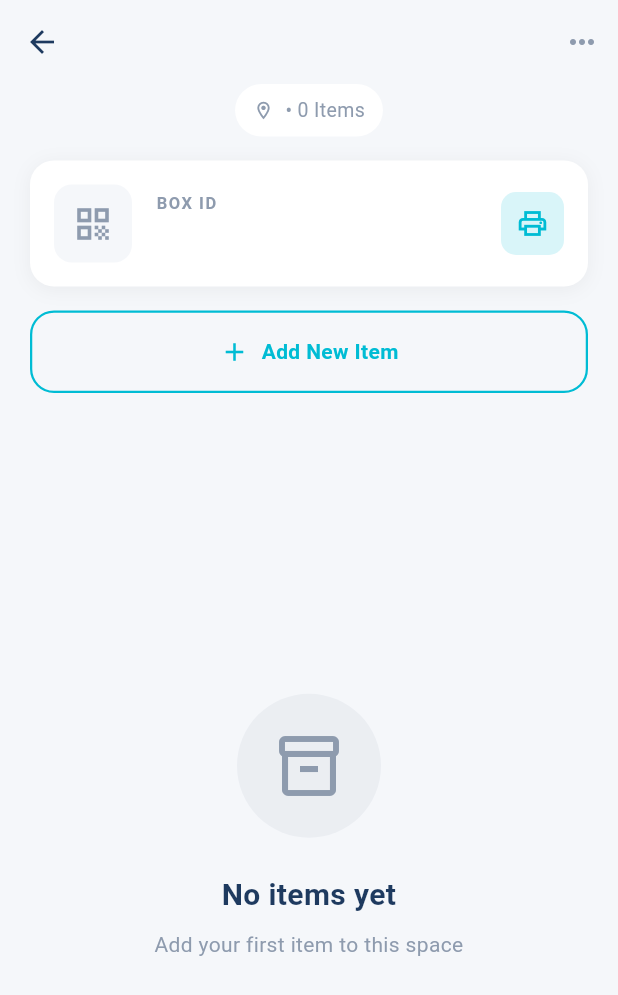
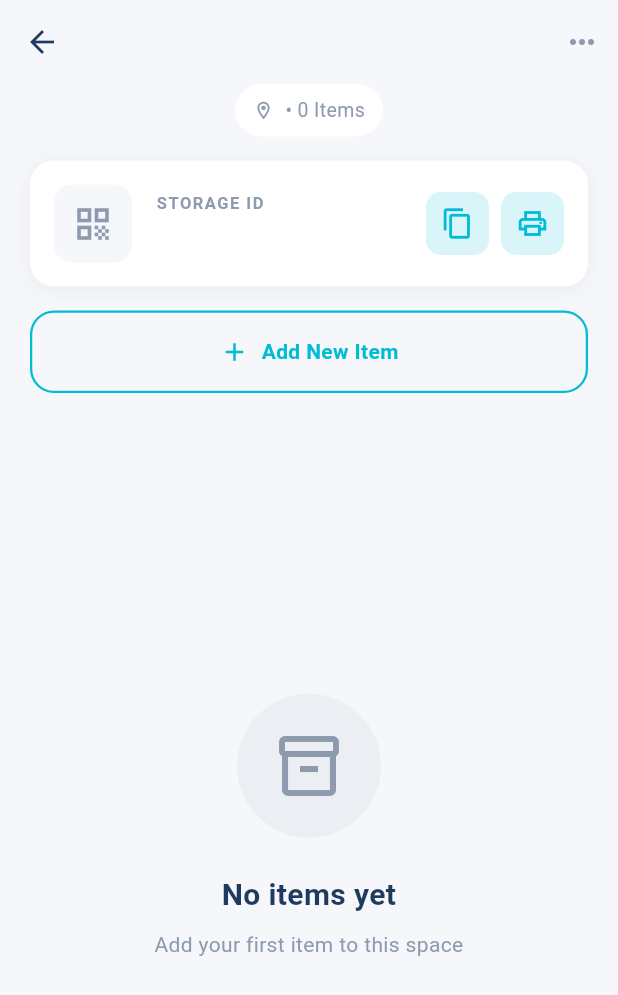
Before and after one commit to omerfarukeroglu/Inventra, a Flutter app: the StorageDetailScreen screen opened directly with empty values, on a phone screen of 412 x 824 dp. Shown: the top 995 px of the screen. Run offline on Flutter 3.47's test engine with Material 3 defaults, Android fonts, the phone set to English and light mode, and no system bars; our stand-ins replace cloud_firestore, firebase_auth, firebase_core, google_sign_in, permission_handler, qr_flutter and 1 more; missing offline and left inert: gal, mobile_scanner; accounts and stored records are empty.

Commit message:
Saklama alanı ID kartı, kopyalama özelliği ve dinamik eşya detayları

```diff
--- a/lib/features/storage/screens/storage_detail_screen.dart
+++ b/lib/features/storage/screens/storage_detail_screen.dart
@@ -1,5 +1,6 @@
 import 'dart:io';
 import 'package:flutter/material.dart';
+import 'package:flutter/services.dart';
 import 'package:provider/provider.dart';
 import 'dart:ui' as ui;
 import 'package:qr_flutter/qr_flutter.dart';
@@ -115,7 +116,7 @@ class StorageDetailScreen extends StatelessWidget {
               ),
               const SizedBox(height: 16),
 
-              // QR Code Section
+              // ID Card Section
               Container(
                 margin: const EdgeInsets.symmetric(horizontal: 20),
                 padding: const EdgeInsets.all(16),
@@ -159,7 +160,7 @@ class StorageDetailScreen extends StatelessWidget {
                         crossAxisAlignment: CrossAxisAlignment.start,
                         children: [
                           Text(
-                            l10n.boxId,
+                            l10n.storageId,
                             style: TextStyle(
                               color:
                                   isDark
@@ -172,7 +173,7 @@ class StorageDetailScreen extends StatelessWidget {
                           ),
                           const SizedBox(height: 4),
                           Text(
-                            currentSpace.qrCode,
+                            _maskId(currentSpace.qrCode),
                             style: TextStyle(
                               color:
                                   isDark
@@ -180,11 +181,40 @@ class StorageDetailScreen extends StatelessWidget {
                                       : AppColors.lightTextPrimary,
                               fontSize: 16,
                               fontWeight: FontWeight.w600,
+                              fontFamily: 'monospace',
+                              letterSpacing: 1.5,
                             ),
                           ),
                         ],
                       ),
                     ),
+                    InkWell(
+                      onTap: () {
+                        Clipboard.setData(
+                          ClipboardData(text: currentSpace.qrCode),
+                        );
+                        ScaffoldMessenger.of(context).showSnackBar(
+                          SnackBar(
+                            content: Text(l10n.idCopied),
+                            duration: const Duration(seconds: 2),
+                            behavior: SnackBarBehavior.floating,
+                          ),
+                        );
+                      },
+                      child: Container(
+                        padding: const EdgeInsets.all(10),
+                        decoration: BoxDecoration(
+                          color: AppColors.cyan.withValues(alpha: 0.15),
+                          borderRadius: BorderRadius.circular(10),
+                        ),
+                        child: const Icon(
+                          Icons.copy_outlined,
+                          color: AppColors.cyan,
+                          size: 22,
+                        ),
+                      ),
+                    ),
+                    const SizedBox(width: 8),
                     InkWell(
                       onTap: () => _saveQRCodeToGallery(context, currentSpace),
                       child: Container(
@@ -258,7 +288,10 @@ class StorageDetailScreen extends StatelessWidget {
                                 isScrollControlled: true,
                                 backgroundColor: Colors.transparent,
                                 builder:
-                                    (context) => ItemDetailSheet(item: item),
+                                    (context) => ItemDetailSheet(
+                                      item: item,
+                                      parentSpace: currentSpace,
+                                    ),
                               );
                             },
                           ),
@@ -803,6 +836,11 @@ class StorageDetailScreen extends StatelessWidget {
     return true;
   }
 
+  String _maskId(String id) =>
+      id.length > 8
+          ? '${id.substring(0, 4)}...${id.substring(id.length - 4)}'
+          : id;
+
   void _showPermissionDeniedDialog(
     BuildContext context,
     AppLocalizations l10n,
--- a/lib/l10n/app_en.arb
+++ b/lib/l10n/app_en.arb
@@ -233,6 +233,8 @@
   },
 
   "boxId": "BOX ID",
+  "storageId": "STORAGE ID",
+  "idCopied": "ID Copied",
   "itemSingular": "Item",
   "itemPlural": "Items",
   "noItemsYet": "No items yet",
--- a/lib/l10n/app_localizations.dart
+++ b/lib/l10n/app_localizations.dart
@@ -1184,6 +1184,18 @@ abstract class AppLocalizations {
   /// **'BOX ID'**
   String get boxId;
 
+  /// No description provided for @storageId.
+  ///
+  /// In en, this message translates to:
+  /// **'STORAGE ID'**
+  String get storageId;
+
+  /// No description provided for @idCopied.
+  ///
+  /// In en, this message translates to:
+  /// **'ID Copied'**
+  String get idCopied;
+
   /// No description provided for @itemSingular.
   ///
   /// In en, this message translates to:
--- a/lib/l10n/app_localizations_en.dart
+++ b/lib/l10n/app_localizations_en.dart
@@ -578,6 +578,12 @@ class AppLocalizationsEn extends AppLocalizations {
   String get boxId => 'BOX ID';
 
   @override
+  String get storageId => 'STORAGE ID';
+
+  @override
+  String get idCopied => 'ID Copied';
+
+  @override
   String get itemSingular => 'Item';
 
   @override
--- a/lib/l10n/app_localizations_tr.dart
+++ b/lib/l10n/app_localizations_tr.dart
@@ -579,6 +579,12 @@ class AppLocalizationsTr extends AppLocalizations {
   String get boxId => 'KUTU ID';
 
   @override
+  String get storageId => 'DEPOLAMA ID';
+
+  @override
+  String get idCopied => 'ID Kopyalandı';
+
+  @override
   String get itemSingular => 'Eşya';
 
   @override
--- a/lib/l10n/app_tr.arb
+++ b/lib/l10n/app_tr.arb
@@ -202,6 +202,8 @@
   "itemCount": "{count} eşya",
 
   "boxId": "KUTU ID",
+  "storageId": "DEPOLAMA ID",
+  "idCopied": "ID Kopyalandı",
   "itemSingular": "Eşya",
   "itemPlural": "Eşya",
   "noItemsYet": "Henüz eşya yok",
```
Also changed, not shown: lib/features/item/screens/item_detail_sheet.dart (+17 -23 lines), lib/features/search/screens/search_results_screen.dart (+12 -1 lines).
